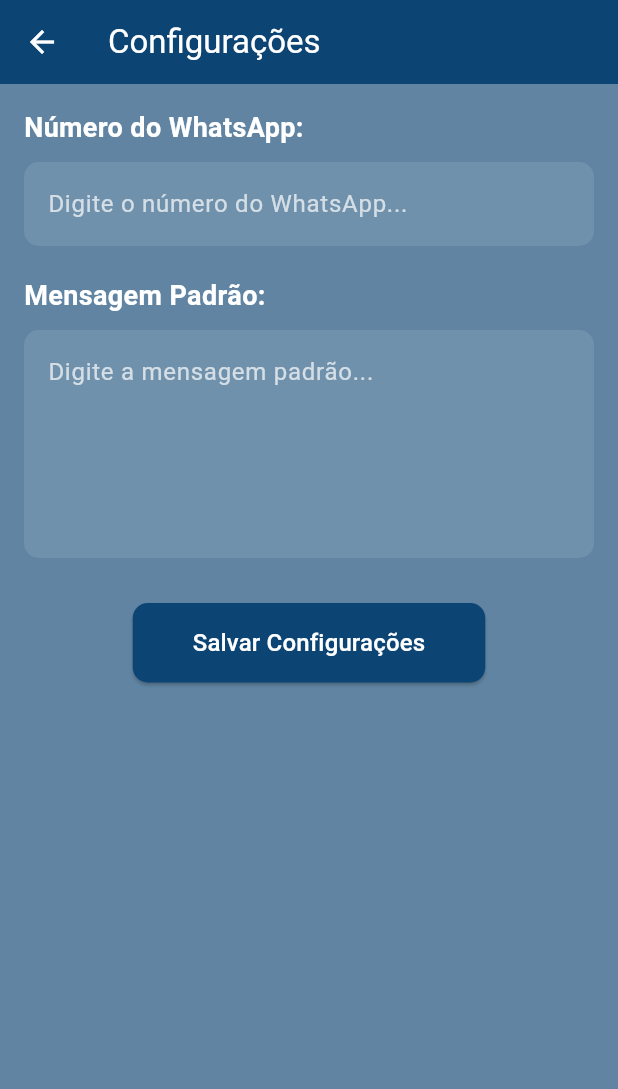
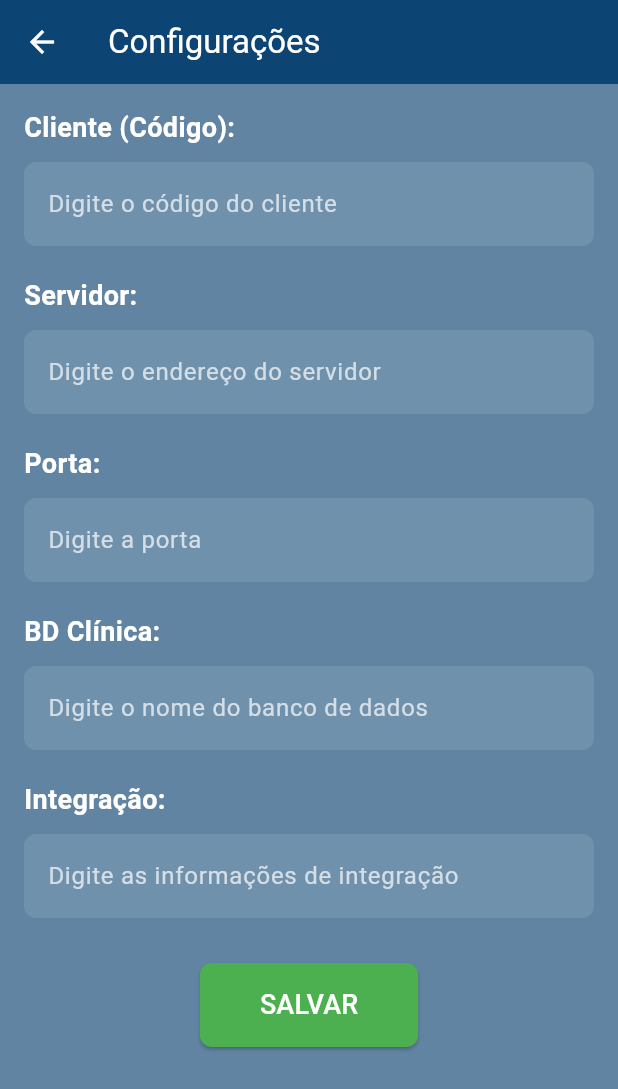
Before and after one commit to VitorLaboissiere/Projeto-flutter, a Flutter app: the screen it shows after launch, after a tap on the "menu" icon, after a tap on "Configurações", on a phone screen of 412 x 824 dp. Shown: the top 1089 px of the screen. Run offline on Flutter 3.47's test engine with Material 3 defaults, Android fonts, the phone set to English and light mode, and no system bars.

Commit message:
Mensagem descritiva explicando a atualização

```diff
--- a/flutter_application_1/lib/configuracoes_page.dart
+++ b/flutter_application_1/lib/configuracoes_page.dart
@@ -4,26 +4,23 @@ class ConfiguracoesPage extends StatefulWidget {
   const ConfiguracoesPage({super.key});
 
   @override
-  State<ConfiguracoesPage> createState() => _ConfiguracoesPageState();
+  ConfiguracoesPageState createState() => ConfiguracoesPageState();
 }
 
-class _ConfiguracoesPageState extends State<ConfiguracoesPage> {
-  final TextEditingController _numeroController = TextEditingController(); // Número do WhatsApp
-  final TextEditingController _mensagemPadraoController = TextEditingController(); // Mensagem padrão
-
-  @override
-  void dispose() {
-    _numeroController.dispose();
-    _mensagemPadraoController.dispose();
-    super.dispose();
-  }
+class ConfiguracoesPageState extends State<ConfiguracoesPage> {
+  // Controladores para os campos de texto
+  final TextEditingController clienteController = TextEditingController();
+  final TextEditingController servidorController = TextEditingController();
+  final TextEditingController portaController = TextEditingController();
+  final TextEditingController bdClinicaController = TextEditingController();
+  final TextEditingController integracaoController = TextEditingController();
 
   @override
   Widget build(BuildContext context) {
     return Scaffold(
       backgroundColor: const Color(0xFF6084A2), // Cor de fundo da tela
       appBar: AppBar(
-        title: const Text('Configurações', style: TextStyle(color: Colors.white)),
+        title: const Text('Configurações', style: TextStyle(color: Colors.white)), // Título da página
         backgroundColor: const Color(0xFF0C4474), // Cor do AppBar
         iconTheme: const IconThemeData(color: Colors.white), // Ícones do AppBar
       ),
@@ -32,75 +29,163 @@ class _ConfiguracoesPageState extends State<ConfiguracoesPage> {
         child: Column(
           crossAxisAlignment: CrossAxisAlignment.start,
           children: [
-            // Campo para número do WhatsApp
+            // Slot: Cliente (Código)
             const Text(
-              'Número do WhatsApp:',
-              style: TextStyle(fontSize: 18, fontWeight: FontWeight.bold, color: Colors.white),
+              'Cliente (Código):',
+              style: TextStyle(
+                fontSize: 18,
+                fontWeight: FontWeight.bold,
+                color: Colors.white,
+              ),
+            ),
+            const SizedBox(height: 10), // Espaçamento
+            Container(
+              decoration: BoxDecoration(
+                color: Colors.white.withOpacity(0.1), // Fundo semi-transparente
+                borderRadius: BorderRadius.circular(8), // Bordas arredondadas
+              ),
+              child: TextField(
+                controller: clienteController,
+                decoration: const InputDecoration(
+                  hintText: 'Digite o código do cliente',
+                  hintStyle: TextStyle(color: Colors.white70), // Cor do texto de dica
+                  border: InputBorder.none, // Remove a borda padrão
+                  contentPadding: EdgeInsets.all(16), // Espaçamento interno
+                ),
+                style: const TextStyle(color: Colors.white), // Cor do texto digitado
+              ),
+            ),
+            const SizedBox(height: 20), // Espaçamento
+
+            // Slot: Servidor
+            const Text(
+              'Servidor:',
+              style: TextStyle(
+                fontSize: 18,
+                fontWeight: FontWeight.bold,
+                color: Colors.white,
+              ),
             ),
             const SizedBox(height: 10),
-            TextField(
-              controller: _numeroController,
-              decoration: InputDecoration(
-                hintText: 'Digite o número do WhatsApp...',
-                hintStyle: const TextStyle(color: Colors.white70),
-                border: OutlineInputBorder(
-                  borderRadius: BorderRadius.circular(10),
-                  borderSide: BorderSide.none,
+            Container(
+              decoration: BoxDecoration(
+                color: Colors.white.withOpacity(0.1),
+                borderRadius: BorderRadius.circular(8),
+              ),
+              child: TextField(
+                controller: servidorController,
+                decoration: const InputDecoration(
+                  hintText: 'Digite o endereço do servidor',
+                  hintStyle: TextStyle(color: Colors.white70),
+                  border: InputBorder.none,
+                  contentPadding: EdgeInsets.all(16),
                 ),
-                filled: true,
-                fillColor: Colors.white.withOpacity(0.1),
+                style: const TextStyle(color: Colors.white),
               ),
-              style: const TextStyle(color: Colors.white),
-              keyboardType: TextInputType.phone,
             ),
             const SizedBox(height: 20),
-            // Campo para mensagem padrão
+
+            // Slot: Porta
             const Text(
-              'Mensagem Padrão:',
-              style: TextStyle(fontSize: 18, fontWeight: FontWeight.bold, color: Colors.white),
+              'Porta:',
+              style: TextStyle(
+                fontSize: 18,
+                fontWeight: FontWeight.bold,
+                color: Colors.white,
+              ),
             ),
             const SizedBox(height: 10),
-            TextField(
-              controller: _mensagemPadraoController,
-              decoration: InputDecoration(
-                hintText: 'Digite a mensagem padrão...',
-                hintStyle: const TextStyle(color: Colors.white70),
-                border: OutlineInputBorder(
-                  borderRadius: BorderRadius.circular(10),
-                  borderSide: BorderSide.none,
+            Container(
+              decoration: BoxDecoration(
+                color: Colors.white.withOpacity(0.1),
+                borderRadius: BorderRadius.circular(8),
+              ),
+              child: TextField(
+                controller: portaController,
+                decoration: const InputDecoration(
+                  hintText: 'Digite a porta',
+                  hintStyle: TextStyle(color: Colors.white70),
+                  border: InputBorder.none,
+                  contentPadding: EdgeInsets.all(16),
                 ),
-                filled: true,
-                fillColor: Colors.white.withOpacity(0.1),
+                style: const TextStyle(color: Colors.white),
               ),
-              style: const TextStyle(color: Colors.white),
-              maxLines: 5,
+            ),
+            const SizedBox(height: 20),
+
+            // Slot: BD Clínica
+            const Text(
+              'BD Clínica:',
+              style: TextStyle(
+                fontSize: 18,
+                fontWeight: FontWeight.bold,
+                color: Colors.white,
+              ),
+            ),
+            const SizedBox(height: 10),
+            Container(
+              decoration: BoxDecoration(
+                color: Colors.white.withOpacity(0.1),
+                borderRadius: BorderRadius.circular(8),
+              ),
+              child: TextField(
+                controller: bdClinicaController,
+                decoration: const InputDecoration(
+                  hintText: 'Digite o nome do banco de dados',
+                  hintStyle: TextStyle(color: Colors.white70),
+                  border: InputBorder.none,
+                  contentPadding: EdgeInsets.all(16),
+                ),
+                style: const TextStyle(color: Colors.white),
+              ),
+            ),
+            const SizedBox(height: 20),
+
+            // Slot: Integração
+            const Text(
+              'Integração: ',
+              style: TextStyle(
+                fontSize: 18,
+                fontWeight: FontWeight.bold,
+                color: Colors.white,
+              ),
+            ),
+            const SizedBox(height: 10),
+            Container(
+              decoration: BoxDecoration(
+                color: Colors.white.withOpacity(0.1),
+                borderRadius: BorderRadius.circular(8),
+              ),
+              child: TextField(
+                controller: integracaoController,
+                decoration: const InputDecoration(
+                  hintText: 'Digite as informações de integração',
+                  hintStyle: TextStyle(color: Colors.white70),
+                  border: InputBorder.none,
+                  contentPadding: EdgeInsets.all(16),
+                ),
+                style: const TextStyle(color: Colors.white),
+              ),
             ),
             const SizedBox(height: 30),
-            // Botão para salvar configurações
+
+            // Botão para salvar as configurações
             Center(
               child: ElevatedButton(
                 onPressed: () {
-                  final numero = _numeroController.text;
-                  final mensagemPadrao = _mensagemPadraoController.text;
-                  if (numero.isNotEmpty && mensagemPadrao.isNotEmpty) {
-                    print('Número salvo: $numero');
-                    print('Mensagem padrão salva: $mensagemPadrao');
-                  } else {
-                    ScaffoldMessenger.of(context).showSnackBar(
-                      const SnackBar(content: Text('Preencha todos os campos!')),
-                    );
-                  }
+                  // Ação ao salvar as configurações
+                  salvarConfiguracoes();
                 },
                 style: ElevatedButton.styleFrom(
-                  backgroundColor: const Color(0xFF0C4474),
+                  backgroundColor: Colors.green, // Cor do botão
                   padding: const EdgeInsets.symmetric(horizontal: 40, vertical: 15),
                   shape: RoundedRectangleBorder(
-                    borderRadius: BorderRadius.circular(10),
+                    borderRadius: BorderRadius.circular(8), // Bordas arredondadas
                   ),
                 ),
                 child: const Text(
-                  'Salvar Configurações',
-                  style: TextStyle(fontSize: 16, color: Colors.white),
+                  'SALVAR',
+                  style: TextStyle(fontSize: 18, color: Colors.white),
                 ),
               ),
             ),
@@ -109,4 +194,40 @@ class _ConfiguracoesPageState extends State<ConfiguracoesPage> {
       ),
     );
   }
+
+  // Função para salvar as configurações
+  void salvarConfiguracoes() {
+    // Recupera os valores dos campos de texto
+    String cliente = clienteController.text;
+    String servidor = servidorController.text;
+    String porta = portaController.text;
+    String bdClinica = bdClinicaController.text;
+    String integracao = integracaoController.text;
+
+    // Exibe os valores no console (ou salva em um banco de dados, por exemplo)
+    print('Cliente: $cliente');
+    print('Servidor: $servidor');
+    print('Porta: $porta');
+    print('BD Clínica: $bdClinica');
+    print('Integração: $integracao');
+
+    // Exibe uma mensagem de sucesso
+    ScaffoldMessenger.of(context).showSnackBar(
+      const SnackBar(
+        content: Text('Configurações salvas com sucesso!'),
+        backgroundColor: Colors.green,
+      ),
+    );
+  }
+
+  @override
+  void dispose() {
+    // Limpa os controladores quando a página for fechada
+    clienteController.dispose();
+    servidorController.dispose();
+    portaController.dispose();
+    bdClinicaController.dispose();
+    integracaoController.dispose();
+    super.dispose();
+  }
 }
--- a/flutter_application_1/lib/home_page.dart
+++ b/flutter_application_1/lib/home_page.dart
@@ -28,13 +28,14 @@ class HomePageState extends State<HomePage> {
         children: [
           Row(
             children: [
-              // Sidebar
-              AnimatedContainer(
+              // Sidebar condicional para evitar erro de renderização
+              if (isSidebarOpen)
+                ClipRect(
+                  child: AnimatedContainer(
                     duration: const Duration(milliseconds: 300),
                     width: isSidebarOpen ? 250 : 0,
                     color: const Color(0xFF0C4474), // Cor do sidebar
-                child: isSidebarOpen
-                    ? Column(
+                    child: Column(
                       crossAxisAlignment: CrossAxisAlignment.start,
                       children: [
                         const SizedBox(height: 50), // Espaçamento no topo do menu
@@ -43,8 +44,8 @@ class HomePageState extends State<HomePage> {
                         menuButton("Relatórios", Icons.analytics),
                         menuButton("Filas", Icons.queue),
                       ],
-                      )
-                    : null,
+                    ),
+                  ),
                 ),
               // Conteúdo principal
               Expanded(
@@ -58,21 +59,21 @@ class HomePageState extends State<HomePage> {
                   },
                   child: Container(
                     decoration: BoxDecoration(
-                      color: Colors.white.withOpacity(0.1), // Fundo semi-transparente
-                      borderRadius: BorderRadius.circular(20), // Bordas arredondadas
+                      color: Colors.white.withOpacity(0.1),
+                      borderRadius: BorderRadius.circular(20),
                     ),
-                    margin: const EdgeInsets.all(20), // Margem externa
-                    padding: const EdgeInsets.all(20), // Espaçamento interno
+                    margin: const EdgeInsets.all(20),
+                    padding: const EdgeInsets.all(20),
                     child: Column(
                       mainAxisAlignment: MainAxisAlignment.center,
                       children: [
                         Image.asset(
-                          'assets/imagemmm.png', // Caminho da imagem
-                          width: 300, // Largura da imagem
-                          height: 300, // Altura da imagem
-                          fit: BoxFit.contain, // Ajuste da imagem
+                          'assets/imagemmm.png',
+                          width: 350,
+                          height: 350,
+                          fit: BoxFit.contain,
                         ),
-                        const SizedBox(height: 30), // Espaçamento
+                        const SizedBox(height: 30),
                         actionButton("Testar conexão", Icons.wifi),
                         actionButton("Enviar mensagens", Icons.send),
                         actionButton("Verificar envio de mensagens", Icons.check_circle),
@@ -86,7 +87,7 @@ class HomePageState extends State<HomePage> {
           // Botão de menu
           Positioned(
             top: 20,
-            left: 20,
+            left: 20, // Ajuste para melhorar o posicionamento
             child: IconButton(
               icon: const Icon(Icons.menu, size: 30, color: Colors.white),
               onPressed: toggleSidebar,
@@ -103,11 +104,11 @@ class HomePageState extends State<HomePage> {
       padding: const EdgeInsets.symmetric(horizontal: 16.0, vertical: 8),
       child: ElevatedButton(
         style: ElevatedButton.styleFrom(
-          backgroundColor: Colors.white.withOpacity(0.1), // Fundo semi-transparente
+          backgroundColor: Colors.white.withOpacity(0.1),
           foregroundColor: Colors.white,
-          minimumSize: const Size(double.infinity, 50), // Altura fixa
+          minimumSize: const Size(double.infinity, 50),
           shape: RoundedRectangleBorder(
-            borderRadius: BorderRadius.circular(10), // Bordas arredondadas
+            borderRadius: BorderRadius.circular(10),
           ),
         ),
         onPressed: () {
@@ -135,12 +136,9 @@ class HomePageState extends State<HomePage> {
         },
         child: Row(
           children: [
-            Icon(icon, color: Colors.white), // Ícone do botão
-            const SizedBox(width: 10), // Espaçamento entre ícone e texto
-            Text(
-              title,
-              style: const TextStyle(fontSize: 16),
-            ),
+            Icon(icon, color: Colors.white),
+            const SizedBox(width: 10),
+            Text(title, style: const TextStyle(fontSize: 16)),
           ],
         ),
       ),
@@ -150,28 +148,28 @@ class HomePageState extends State<HomePage> {
   // Função para criar botões de ação no centro
   Widget actionButton(String title, IconData icon) {
     return Padding(
-      padding: const EdgeInsets.symmetric(vertical: 8,),
+      padding: const EdgeInsets.symmetric(vertical: 8),
+      child: SizedBox(
+        width: 290,
         child: ElevatedButton(
           style: ElevatedButton.styleFrom(
-          backgroundColor: const Color(0xFF0C4474), // Cor do botão
+            backgroundColor: const Color(0xFF0C4474),
             foregroundColor: Colors.white,
-          minimumSize: const Size(double.infinity, 50), // Mesma altura que os botões do menu
+            minimumSize: const Size(double.infinity, 50),
             shape: RoundedRectangleBorder(
-            borderRadius: BorderRadius.circular(10), // Bordas arredondadas
+              borderRadius: BorderRadius.circular(10),
             ),
-          elevation: 5, // Sombra do botão
+            elevation: 5,
           ),
           onPressed: () {},
           child: Row(
             mainAxisAlignment: MainAxisAlignment.center,
             children: [
-            Icon(icon, color: Colors.white), // Ícone do botão
-            const SizedBox(width: 10), // Espaçamento entre ícone e texto
-            Text(
-              title,
-              style: const TextStyle(fontSize: 16),
+              Icon(icon, color: Colors.white),
+              const SizedBox(width: 10),
+              Text(title, style: const TextStyle(fontSize: 16)),
+            ],
           ),
-          ],
         ),
       ),
     );
```
Lines whose indentation alone changed are shown as unchanged.
